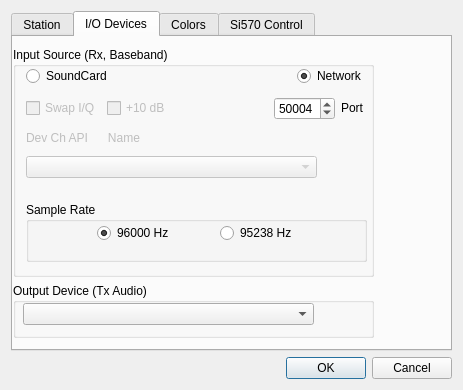
Above: map65/devsetup.ui from kareiva/wsjtz before the change. Below: the same form after it.
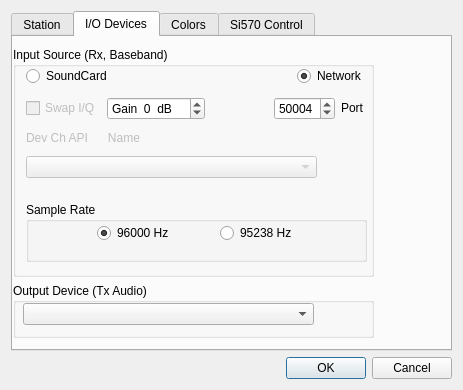
That is the form after the change. The open tabs and pages were chosen to show the change.

What changed in the file:
```diff
--- a/map65/devsetup.ui
+++ b/map65/devsetup.ui
@@ -698,12 +698,24 @@
                </widget>
               </item>
               <item>
-               <widget class="QCheckBox" name="cb10db">
-                <property name="enabled">
-                 <bool>false</bool>
+               <widget class="QSpinBox" name="sb_dB">
+                <property name="toolTip">
+                 <string>&lt;html&gt;&lt;head/&gt;&lt;body&gt;&lt;p&gt;Adjust to scale digital I/Q data.&lt;/p&gt;&lt;/body&gt;&lt;/html&gt;</string>
                 </property>
-                <property name="text">
-                 <string>+10 dB</string>
+                <property name="suffix">
+                 <string>  dB</string>
+                </property>
+                <property name="prefix">
+                 <string>Gain  </string>
+                </property>
+                <property name="minimum">
+                 <number>-50</number>
+                </property>
+                <property name="maximum">
+                 <number>10</number>
+                </property>
+                <property name="singleStep">
+                 <number>1</number>
                 </property>
                </widget>
               </item>
```
Left out of the diff: 8 changed lines with no effect on the pictures.
